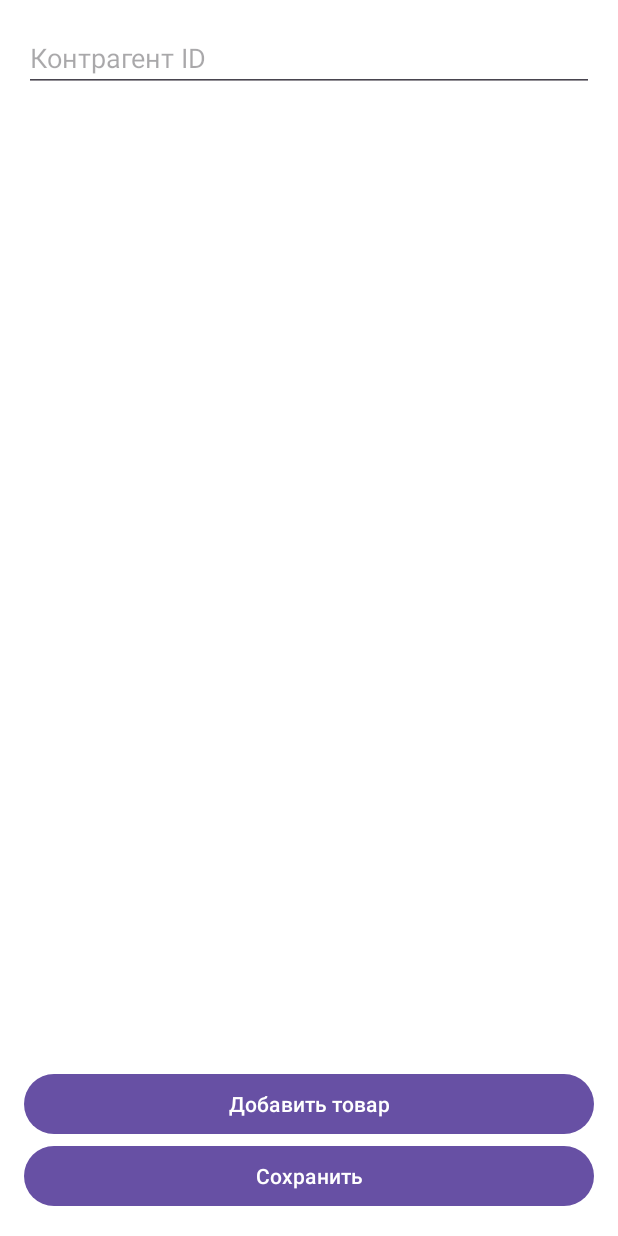
After one commit to Paulik0182/Myktor, an Android app: the fragment EditOrderFragment placed in its activity, on a phone screen of 412 x 824 dp. The commit adds this screen. Run offline under Robolectric (Android 15) with nearby library versions, the phone set to English and light mode, and no system bars.

Commit message:
Finalizing the process of adding a Order

```diff
--- /dev/null
+++ b/app/src/main/java/com/nayya/myktor/ui/product/editorder/EditOrderFragment.kt
@@ -0,0 +1,97 @@
+package com.nayya.myktor.ui.product.editorder
+
+import android.os.Bundle
+import android.view.View
+import android.widget.Toast
+import androidx.fragment.app.Fragment
+import androidx.fragment.app.activityViewModels
+import androidx.fragment.app.setFragmentResult
+import androidx.recyclerview.widget.LinearLayoutManager
+import com.nayya.myktor.R
+import com.nayya.myktor.databinding.FragmentEditOrderBinding
+import com.nayya.myktor.domain.OrderEntity
+import com.nayya.myktor.domain.OrderItemEntity
+import com.nayya.myktor.ui.product.orders.OrderViewModel
+import com.nayya.myktor.utils.viewBinding
+
+class EditOrderFragment : Fragment(R.layout.fragment_edit_order) {
+
+    private val binding by viewBinding<FragmentEditOrderBinding>()
+    private val orderViewModel: OrderViewModel by activityViewModels()
+    private val viewModel: EditOrderViewModel by lazy {
+        EditOrderViewModel(orderViewModel)
+    }
+
+    private var orderId: Int? = null
+    private var order: OrderEntity? = null
+    private lateinit var adapter: OrderItemsAdapter
+
+    override fun onViewCreated(view: View, savedInstanceState: Bundle?) {
+        super.onViewCreated(view, savedInstanceState)
+
+        adapter = OrderItemsAdapter(emptyList())
+        binding.orderItemsRecyclerView.layoutManager = LinearLayoutManager(requireContext())
+        binding.orderItemsRecyclerView.adapter = adapter
+
+        if (arguments?.containsKey(ARG_ORDER_ID) == true) {
+            orderId = arguments?.getInt(ARG_ORDER_ID)
+        }
+
+        orderId?.let {
+            viewModel.fetchOrderDetails(
+                it,
+                onSuccess = { fetchedOrder ->
+                    order = fetchedOrder
+                    binding.counterpartyEditText.setText(fetchedOrder.counterpartyId.toString())
+                    adapter.updateList(fetchedOrder.items)
+                },
+                onError = {
+                    Toast.makeText(requireContext(), "Ошибка загрузки", Toast.LENGTH_SHORT).show()
+                }
+            )
+        }
+
+        binding.addItemButton.setOnClickListener {
+            val newItem = OrderItemEntity(
+                orderId = orderId ?: 0,
+                productId = 1, // Нужно заменить на выбор товара
+                supplierId = 1,
+                quantity = 1
+            )
+            adapter.addItem(newItem)
+        }
+
+        binding.saveButton.setOnClickListener {
+            val updatedOrder = order?.copy(
+                counterpartyId = binding.counterpartyEditText.text.toString().toInt(),
+                items = adapter.getItems()
+            )
+            updatedOrder?.let {
+                viewModel.saveOrder(it,
+                    onSuccess = {
+                        setFragmentResult("order_updated", Bundle())
+                        Toast.makeText(requireContext(), "Заказ обновлен", Toast.LENGTH_SHORT)
+                            .show()
+                        parentFragmentManager.popBackStack()
+                    },
+                    onError = {
+                        Toast.makeText(requireContext(), "Ошибка обновления", Toast.LENGTH_SHORT)
+                            .show()
+                    }
+                )
+            }
+        }
+    }
+
+    companion object {
+        private const val ARG_ORDER_ID = "order_id"
+
+        fun newInstance(orderId: Int? = null): EditOrderFragment {
+            val fragment = EditOrderFragment()
+            val args = Bundle()
+            orderId?.let { args.putInt(ARG_ORDER_ID, it) }
+            fragment.arguments = args
+            return fragment
+        }
+    }
+}
--- a/app/src/main/java/com/nayya/myktor/ui/root/MainActivity.kt
+++ b/app/src/main/java/com/nayya/myktor/ui/root/MainActivity.kt
@@ -4,8 +4,10 @@ import android.os.Bundle
 import androidx.fragment.app.Fragment
 import com.nayya.myktor.databinding.ActivityMainBinding
 import com.nayya.myktor.domain.CounterpartyEntity
+import com.nayya.myktor.domain.OrderEntity
 import com.nayya.myktor.domain.ProductEntity
 import com.nayya.myktor.ui.product.AccountingProductsFragment
+import com.nayya.myktor.ui.product.editorder.EditOrderFragment
 import com.nayya.myktor.ui.product.editproduct.EditProductFragment
 import com.nayya.myktor.ui.product.editsupplier.EditSupplierFragment
 import com.nayya.myktor.ui.product.orders.OrdersFragment
@@ -68,4 +70,8 @@ class MainActivity : ViewBindingActivity<ActivityMainBinding>(ActivityMainBindin
     override fun openEditProductFragment(product: ProductEntity?) {
         swapFragment(EditProductFragment.newInstance(product))
     }
+
+    override fun openEditOrderFragment(orderEntity: OrderEntity?) {
+        swapFragment(EditOrderFragment.newInstance(orderEntity?.id))
+    }
 }
--- /dev/null
+++ b/app/src/main/res/layout/fragment_edit_order.xml
@@ -0,0 +1,35 @@
+<?xml version="1.0" encoding="utf-8"?>
+<LinearLayout xmlns:android="http://schemas.android.com/apk/res/android"
+    android:layout_width="match_parent"
+    android:layout_height="match_parent"
+    android:background="@color/white"
+    android:orientation="vertical"
+    android:padding="16dp">
+
+    <EditText
+        android:id="@+id/counterpartyEditText"
+        android:layout_width="match_parent"
+        android:layout_height="wrap_content"
+        android:hint="Контрагент ID"
+        android:inputType="number" />
+
+    <androidx.recyclerview.widget.RecyclerView
+        android:id="@+id/orderItemsRecyclerView"
+        android:layout_width="match_parent"
+        android:layout_height="0dp"
+        android:layout_weight="1"
+        android:scrollbars="vertical" />
+
+    <Button
+        android:id="@+id/addItemButton"
+        android:layout_width="match_parent"
+        android:layout_height="wrap_content"
+        android:text="Добавить товар" />
+
+    <Button
+        android:id="@+id/saveButton"
+        android:layout_width="match_parent"
+        android:layout_height="wrap_content"
+        android:text="Сохранить" />
+
+</LinearLayout>
```
Also changed, not shown: app/src/main/java/com/nayya/myktor/data/ApiService.kt (+14 -1 lines), app/src/main/java/com/nayya/myktor/domain/OrderEntity.kt (added, +11 -0 lines), app/src/main/java/com/nayya/myktor/domain/OrderItemEntity.kt (added, +12 -0 lines), app/src/main/java/com/nayya/myktor/ui/product/editorder/EditOrderViewModel.kt (added, +65 -0 lines), app/src/main/java/com/nayya/myktor/ui/product/editorder/OrderItemsAdapter.kt (added, +77 -0 lines), app/src/main/java/com/nayya/myktor/ui/product/orders/OrderViewModel.kt (+25 -4 lines), app/src/main/java/com/nayya/myktor/ui/product/orders/OrdersAdapter.kt (+37 -5 lines), app/src/main/java/com/nayya/myktor/ui/product/orders/OrdersFragment.kt (+25 -3 lines), app/src/main/res/layout/item_order_item.xml (added, +33 -0 lines).
